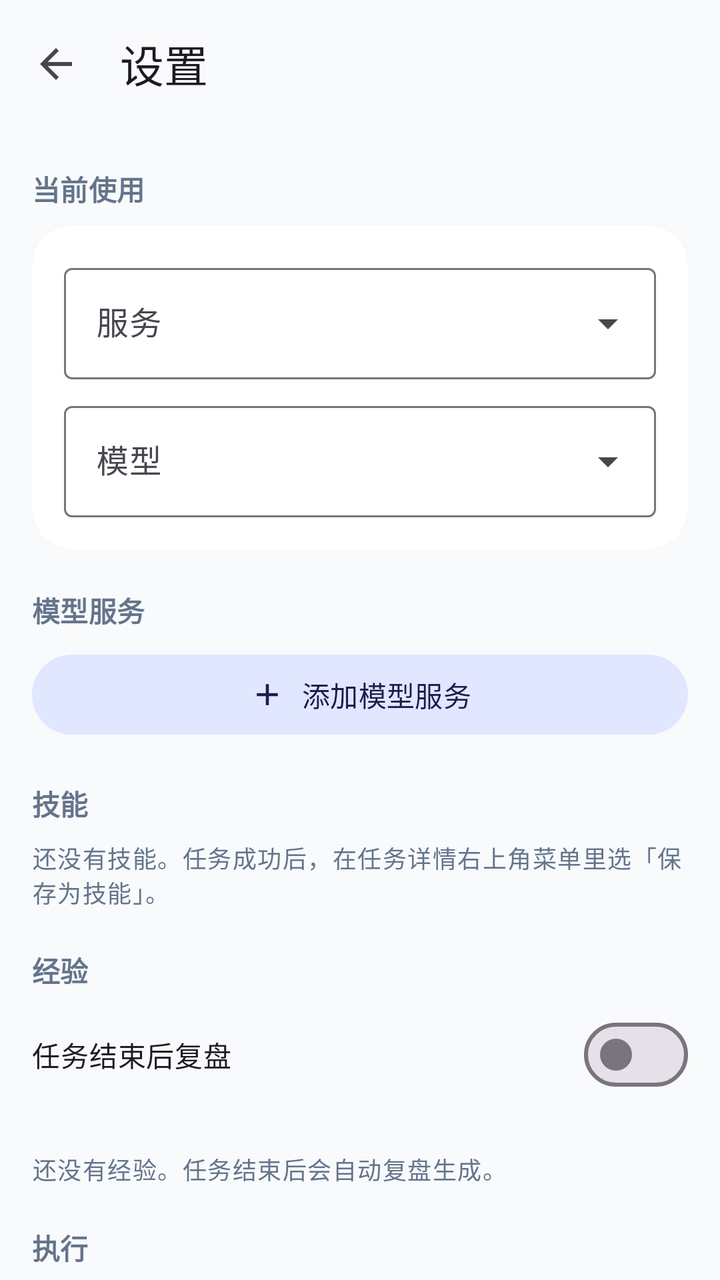
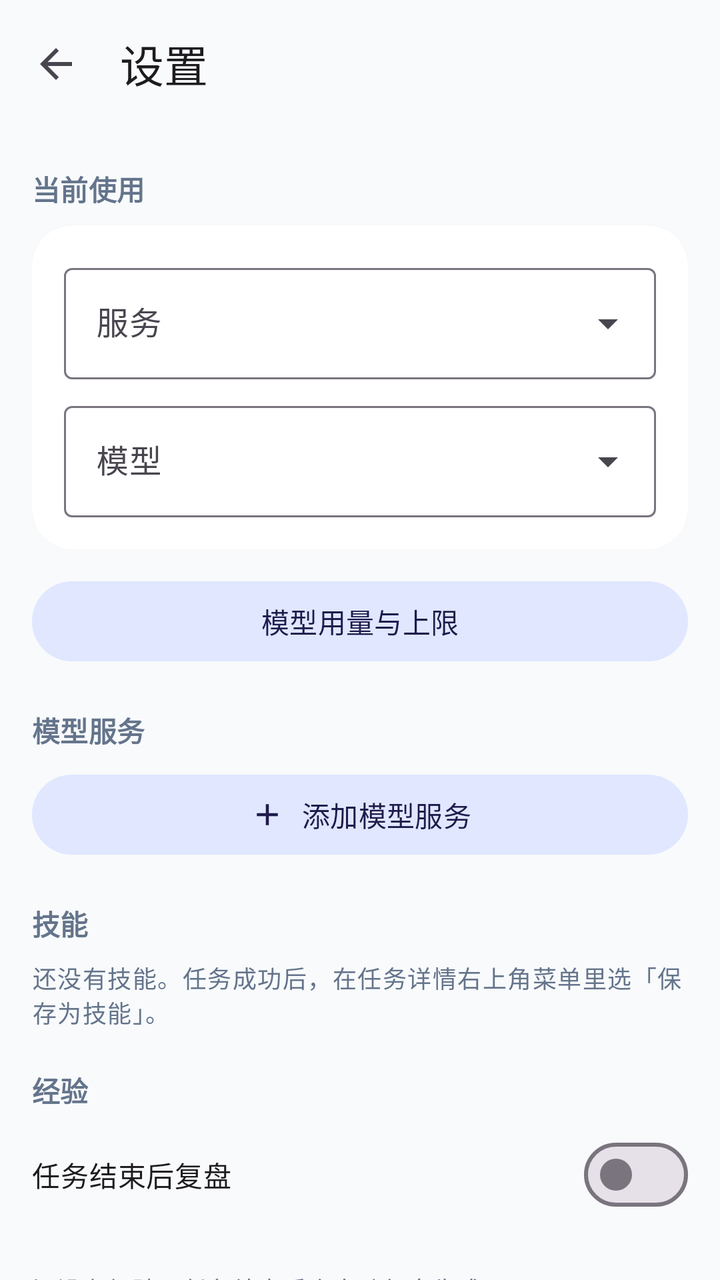

Screens rendered from an Android XML layout before and after an edit, with the pre-edit source and the edit as a unified diff.
<!-- AndroidManifest.xml: application theme Theme.Artemis -->
<!-- res/layout/activity_settings.xml -->
<?xml version="1.0" encoding="utf-8"?>
<LinearLayout xmlns:android="http://schemas.android.com/apk/res/android"
    xmlns:app="http://schemas.android.com/apk/res-auto"
    android:layout_width="match_parent"
    android:layout_height="match_parent"
    android:background="@color/surface"
    android:fitsSystemWindows="true"
    android:orientation="vertical">

    <com.google.android.material.appbar.MaterialToolbar
        android:id="@+id/toolbar"
        android:layout_width="match_parent"
        android:layout_height="?attr/actionBarSize"
        app:navigationIcon="@drawable/ic_back"
        app:title="@string/settings_title" />

    <androidx.core.widget.NestedScrollView
        android:layout_width="match_parent"
        android:layout_height="match_parent">

        <LinearLayout
            android:layout_width="match_parent"
            android:layout_height="wrap_content"
            android:orientation="vertical"
            android:paddingHorizontal="16dp"
            android:paddingBottom="24dp">

            <TextView
                style="@style/SettingsSection"
                android:text="@string/section_active_model" />

            <com.google.android.material.card.MaterialCardView
                android:layout_width="match_parent"
                android:layout_height="wrap_content">

                <LinearLayout
                    android:layout_width="match_parent"
                    android:layout_height="wrap_content"
                    android:orientation="vertical"
                    android:padding="16dp">

                    <com.google.android.material.textfield.TextInputLayout
                        style="@style/Widget.Material3.TextInputLayout.OutlinedBox.ExposedDropdownMenu"
                        android:layout_width="match_parent"
                        android:layout_height="wrap_content"
                        android:hint="@string/label_provider">

                        <com.google.android.material.textfield.MaterialAutoCompleteTextView
                            android:id="@+id/active_provider"
                            android:layout_width="match_parent"
                            android:layout_height="wrap_content"
                            android:inputType="none" />
                    </com.google.android.material.textfield.TextInputLayout>

                    <com.google.android.material.textfield.TextInputLayout
                        style="@style/Widget.Material3.TextInputLayout.OutlinedBox.ExposedDropdownMenu"
                        android:layout_width="match_parent"
                        android:layout_height="wrap_content"
                        android:layout_marginTop="8dp"
                        android:hint="@string/label_model">

                        <com.google.android.material.textfield.MaterialAutoCompleteTextView
                            android:id="@+id/active_model"
                            android:layout_width="match_parent"
                            android:layout_height="wrap_content"
                            android:inputType="none" />
                    </com.google.android.material.textfield.TextInputLayout>
                </LinearLayout>
            </com.google.android.material.card.MaterialCardView>

            <TextView
                style="@style/SettingsSection"
                android:text="@string/section_models" />

            <LinearLayout
                android:id="@+id/providers"
                android:layout_width="match_parent"
                android:layout_height="wrap_content"
                android:orientation="vertical" />

            <com.google.android.material.button.MaterialButton
                android:id="@+id/add_provider"
                style="@style/Widget.Material3.Button.TonalButton"
                android:layout_width="match_parent"
                android:layout_height="wrap_content"
                android:text="@string/add_provider"
                app:icon="@drawable/ic_add"
                app:iconGravity="textStart" />

            <TextView
                style="@style/SettingsSection"
                android:text="@string/section_skills" />

            <LinearLayout
                android:id="@+id/skills"
                android:layout_width="match_parent"
                android:layout_height="wrap_content"
                android:orientation="vertical" />

            <TextView
                android:id="@+id/skills_empty"
                android:layout_width="match_parent"
                android:layout_height="wrap_content"
                android:text="@string/skills_empty"
                android:textAppearance="@style/TextAppearance.Artemis.Caption" />

            <TextView
                style="@style/SettingsSection"
                android:text="@string/section_lessons" />

            <com.google.android.material.materialswitch.MaterialSwitch
                android:id="@+id/switch_reflect"
                android:layout_width="match_parent"
                android:layout_height="wrap_content"
                android:text="@string/setting_reflect" />

            <TextView
                android:id="@+id/reflect_hint"
                android:layout_width="match_parent"
                android:layout_height="wrap_content"
                android:layout_marginBottom="8dp"
                android:textAppearance="@style/TextAppearance.Artemis.Caption" />

            <LinearLayout
                android:id="@+id/lessons"
                android:layout_width="match_parent"
                android:layout_height="wrap_content"
                android:orientation="vertical" />

            <TextView
                android:id="@+id/lessons_empty"
                android:layout_width="match_parent"
                android:layout_height="wrap_content"
                android:text="@string/lessons_empty"
                android:textAppearance="@style/TextAppearance.Artemis.Caption" />

            <TextView
                style="@style/SettingsSection"
                android:text="@string/section_run" />

            <com.google.android.material.card.MaterialCardView
                android:layout_width="match_parent"
                android:layout_height="wrap_content">

                <LinearLayout
                    android:layout_width="match_parent"
                    android:layout_height="wrap_content"
                    android:orientation="vertical"
                    android:padding="16dp">

                    <com.google.android.material.textfield.TextInputLayout
                        android:id="@+id/max_steps_layout"
                        style="@style/Widget.Material3.TextInputLayout.OutlinedBox"
                        android:layout_width="match_parent"
                        android:layout_height="wrap_content"
                        android:hint="@string/max_steps"
                        app:helperText="@string/max_steps_hint">

                        <com.google.android.material.textfield.TextInputEditText
                            android:id="@+id/max_steps"
                            android:layout_width="match_parent"
                            android:layout_height="wrap_content"
                            android:inputType="number"
                            android:maxLength="4" />
                    </com.google.android.material.textfield.TextInputLayout>

                    <com.google.android.material.materialswitch.MaterialSwitch
                        android:id="@+id/switch_screenshot"
                        android:layout_width="match_parent"
                        android:layout_height="wrap_content"
                        android:layout_marginTop="12dp"
                        android:text="@string/setting_screenshot" />

                    <TextView
                        android:layout_width="match_parent"
                        android:layout_height="wrap_content"
                        android:text="@string/setting_screenshot_hint"
                        android:textAppearance="@style/TextAppearance.Artemis.Caption" />

                    <com.google.android.material.materialswitch.MaterialSwitch
                        android:id="@+id/switch_bubble"
                        android:layout_width="match_parent"
                        android:layout_height="wrap_content"
                        android:layout_marginTop="12dp"
                        android:text="@string/setting_bubble" />

                    <TextView
                        android:layout_width="match_parent"
                        android:layout_height="wrap_content"
                        android:text="@string/setting_bubble_hint"
                        android:textAppearance="@style/TextAppearance.Artemis.Caption" />

                    <com.google.android.material.materialswitch.MaterialSwitch
                        android:id="@+id/switch_confirm"
                        android:layout_width="match_parent"
                        android:layout_height="wrap_content"
                        android:layout_marginTop="12dp"
                        android:text="@string/setting_confirm" />

                    <TextView
                        android:layout_width="match_parent"
                        android:layout_height="wrap_content"
                        android:text="@string/setting_confirm_hint"
                        android:textAppearance="@style/TextAppearance.Artemis.Caption" />

                    <com.google.android.material.materialswitch.MaterialSwitch
                        android:id="@+id/switch_voice"
                        android:layout_width="match_parent"
                        android:layout_height="wrap_content"
                        android:layout_marginTop="12dp"
                        android:text="@string/setting_voice" />

                    <TextView
                        android:layout_width="match_parent"
                        android:layout_height="wrap_content"
                        android:text="@string/setting_voice_hint"
                        android:textAppearance="@style/TextAppearance.Artemis.Caption" />
                </LinearLayout>
            </com.google.android.material.card.MaterialCardView>

            <TextView
                style="@style/SettingsSection"
                android:text="@string/section_language" />

            <com.google.android.material.textfield.TextInputLayout
                style="@style/Widget.Material3.TextInputLayout.OutlinedBox.ExposedDropdownMenu"
                android:layout_width="match_parent"
                android:layout_height="wrap_content">

                <com.google.android.material.textfield.MaterialAutoCompleteTextView
                    android:id="@+id/language"
                    android:layout_width="match_parent"
                    android:layout_height="wrap_content"
                    android:inputType="none" />
            </com.google.android.material.textfield.TextInputLayout>

            <TextView
                style="@style/SettingsSection"
                android:text="@string/section_mcp" />

            <com.google.android.material.card.MaterialCardView
                android:layout_width="match_parent"
                android:layout_height="wrap_content">

                <LinearLayout
                    android:layout_width="match_parent"
                    android:layout_height="wrap_content"
                    android:orientation="vertical"
                    android:padding="16dp">

                    <com.google.android.material.materialswitch.MaterialSwitch
                        android:id="@+id/switch_mcp"
                        android:layout_width="match_parent"
                        android:layout_height="wrap_content"
                        android:text="@string/setting_mcp" />

                    <TextView
                        android:id="@+id/mcp_hint"
                        android:layout_width="match_parent"
                        android:layout_height="wrap_content"
                        android:textAppearance="@style/TextAppearance.Artemis.Caption" />

                    <LinearLayout
                        android:id="@+id/mcp_details"
                        android:layout_width="match_parent"
                        android:layout_height="wrap_content"
                        android:orientation="vertical">

                        <com.google.android.material.materialswitch.MaterialSwitch
                            android:id="@+id/switch_mcp_lan"
                            android:layout_width="match_parent"
                            android:layout_height="wrap_content"
                            android:layout_marginTop="12dp"
                            android:text="@string/setting_mcp_lan" />

                        <TextView
                            android:layout_width="match_parent"
                            android:layout_height="wrap_content"
                            android:text="@string/setting_mcp_lan_hint"
                            android:textAppearance="@style/TextAppearance.Artemis.Caption" />

                        <TextView
                            android:id="@+id/mcp_address"
                            android:layout_width="match_parent"
                            android:layout_height="wrap_content"
                            android:layout_marginTop="12dp"
                            android:fontFamily="monospace"
                            android:textAppearance="?attr/textAppearanceBodySmall"
                            android:textColor="@color/text_primary"
                            android:textIsSelectable="true" />

                        <TextView
                            android:id="@+id/mcp_error"
                            android:layout_width="match_parent"
                            android:layout_height="wrap_content"
                            android:layout_marginTop="4dp"
                            android:textAppearance="?attr/textAppearanceBodySmall"
                            android:textColor="@color/danger"
                            android:visibility="gone" />

                        <LinearLayout
                            android:layout_width="match_parent"
                            android:layout_height="wrap_content"
                            android:layout_marginTop="8dp"
                            android:gravity="center_vertical"
                            android:orientation="horizontal">

                            <TextView
                                android:layout_width="0dp"
                                android:layout_height="wrap_content"
                                android:layout_weight="1"
                                android:text="@string/mcp_token"
                                android:textAppearance="?attr/textAppearanceBodyLarge"
                                android:textColor="@color/text_primary" />

                            <com.google.android.material.button.MaterialButton
                                android:id="@+id/mcp_copy_token"
                                style="@style/Widget.Material3.Button.TextButton"
                                android:layout_width="wrap_content"
                                android:layout_height="wrap_content"
                                android:text="@string/mcp_copy_token" />

                            <com.google.android.material.button.MaterialButton
                                android:id="@+id/mcp_regenerate"
                                style="@style/Widget.Material3.Button.TextButton"
                                android:layout_width="wrap_content"
                                android:layout_height="wrap_content"
                                android:text="@string/mcp_regenerate" />
                        </LinearLayout>

                        <com.google.android.material.button.MaterialButton
                            android:id="@+id/mcp_copy_command"
                            style="@style/Widget.Material3.Button.TonalButton"
                            android:layout_width="match_parent"
                            android:layout_height="wrap_content"
                            android:layout_marginTop="4dp"
                            android:text="@string/mcp_copy_command" />
                    </LinearLayout>
                </LinearLayout>
            </com.google.android.material.card.MaterialCardView>

            <TextView
                style="@style/SettingsSection"
                android:text="@string/section_permissions" />

            <com.google.android.material.card.MaterialCardView
                android:id="@+id/a11y_row"
                android:layout_width="match_parent"
                android:layout_height="wrap_content"
                android:clickable="true"
                android:focusable="true">

                <LinearLayout
                    android:layout_width="match_parent"
                    android:layout_height="wrap_content"
                    android:gravity="center_vertical"
                    android:orientation="horizontal"
                    android:padding="16dp">

                    <TextView
                        android:layout_width="0dp"
                        android:layout_height="wrap_content"
                        android:layout_weight="1"
                        android:text="@string/perm_a11y"
                        android:textAppearance="?attr/textAppearanceBodyLarge"
                        android:textColor="@color/text_primary" />

                    <TextView
                        android:id="@+id/a11y_state"
                        android:layout_width="wrap_content"
                        android:layout_height="wrap_content"
                        android:textAppearance="?attr/textAppearanceLabelLarge" />

                    <ImageView
                        android:layout_width="20dp"
                        android:layout_height="20dp"
                        android:layout_marginStart="8dp"
                        android:importantForAccessibility="no"
                        android:src="@drawable/ic_chevron"
                        app:tint="@color/text_secondary" />
                </LinearLayout>
            </com.google.android.material.card.MaterialCardView>

            <TextView
                style="@style/SettingsSection"
                android:text="@string/section_data" />

            <com.google.android.material.button.MaterialButton
                android:id="@+id/clear_history"
                style="@style/Widget.Material3.Button.OutlinedButton"
                android:layout_width="match_parent"
                android:layout_height="wrap_content"
                android:text="@string/clear_history"
                android:textColor="@color/danger"
                app:icon="@drawable/ic_delete"
                app:iconGravity="textStart"
                app:iconTint="@color/danger" />
        </LinearLayout>
    </androidx.core.widget.NestedScrollView>
</LinearLayout>
<!-- resources referenced by this layout -->
<resources>
  <color name="danger">#DC2626</color>
  <color name="surface">#F8FAFC</color>
  <color name="text_primary">#0F172A</color>
  <color name="text_secondary">#64748B</color>
  <!-- drawable ic_add (drawable) -->
  <vector xmlns:android="http://schemas.android.com/apk/res/android"
      android:width="24dp" android:height="24dp" android:viewportWidth="24" android:viewportHeight="24" android:tint="?attr/colorControlNormal">
      <path android:fillColor="#FF000000" android:pathData="M19,13h-6v6h-2v-6H5v-2h6V5h2v6h6v2z"/>
  </vector>
  <!-- drawable ic_chevron (drawable) -->
  <vector xmlns:android="http://schemas.android.com/apk/res/android"
      android:width="24dp" android:height="24dp" android:viewportWidth="24" android:viewportHeight="24" android:tint="?attr/colorControlNormal">
      <path android:fillColor="#FF000000" android:pathData="M10,6L8.59,7.41 13.17,12l-4.58,4.59L10,18l6,-6z"/>
  </vector>
  <string name="add_provider">添加模型服务</string>
  <string name="clear_history">清空任务记录</string>
  <string name="label_model">模型</string>
  <string name="label_provider">服务</string>
  <string name="lessons_empty">还没有经验。任务结束后会自动复盘生成。</string>
  <string name="max_steps">最大步数</string>
  <string name="max_steps_hint">0 表示不限（默认），可以随时停止</string>
  <string name="mcp_copy_command">复制 Claude Code 接入命令</string>
  <string name="mcp_copy_token">复制令牌</string>
  <string name="mcp_regenerate">重新生成</string>
  <string name="mcp_token">访问令牌</string>
  <string name="perm_a11y">无障碍服务</string>
  <string name="section_active_model">当前使用</string>
  <string name="section_data">数据</string>
  <string name="section_language">语言</string>
  <string name="section_lessons">经验</string>
  <string name="section_mcp">MCP 服务</string>
  <string name="section_models">模型服务</string>
  <string name="section_permissions">权限</string>
  <string name="section_run">执行</string>
  <string name="section_skills">技能</string>
  <string name="setting_bubble">悬浮球</string>
  <string name="setting_bubble_hint">在任意界面显示进度、停止任务、发起新任务</string>
  <string name="setting_confirm">敏感操作前确认</string>
  <string name="setting_confirm_hint">发送消息、打电话、付款、购买、删除、发布、邀请、修改设置之前，先在屏幕底部请你确认；3 分钟没有回答就不执行。</string>
  <string name="setting_mcp">开启 MCP 服务</string>
  <string name="setting_mcp_lan">允许局域网访问</string>
  <string name="setting_mcp_lan_hint">关闭时只监听本机，电脑要先用 adb forward 连接。打开后同一网络里的设备可以直接连接，但走的是明文 HTTP。</string>
  <string name="setting_reflect">任务结束后复盘</string>
  <string name="setting_screenshot">发送截图</string>
  <string name="setting_screenshot_hint">关闭后只发送界面元素列表（模型不支持图片时使用）</string>
  <string name="setting_voice">语音唤醒</string>
  <string name="setting_voice_hint">说“你好阿特”唤醒，然后说出任务。识别在手机上离线完成，开启后麦克风常开。</string>
  <string name="settings_title">设置</string>
  <string name="skills_empty">还没有技能。任务成功后，在任务详情右上角菜单里选「保存为技能」。</string>
  <style name="TextAppearance.Artemis.Caption" parent="TextAppearance.Material3.LabelMedium">
          <item name="android:textColor">@color/text_secondary</item>
      </style>
  <style name="TextAppearance.Artemis.Section" parent="TextAppearance.Material3.TitleSmall">
          <item name="android:textColor">@color/text_secondary</item>
          <item name="android:textStyle">bold</item>
      </style>
  <color name="brand">#4F46E5</color>
  <color name="brand_container">#E0E7FF</color>
  <color name="on_brand_container">#1E1B4B</color>
  <color name="surface_card">#FFFFFF</color>
  <color name="outline">#E2E8F0</color>
  <style name="Widget.Artemis.Card" parent="Widget.Material3.CardView.Elevated">
          <item name="cardBackgroundColor">@color/surface_card</item>
          <item name="cardCornerRadius">20dp</item>
          <item name="cardElevation">1dp</item>
      </style>
  <!-- unchanged entries left out for length: 4 -->
</resources>

<!-- the commit's change to res/layout/activity_settings.xml (unified diff, before → after) -->
@@ -67,6 +67,14 @@
                     </com.google.android.material.textfield.TextInputLayout>
                 </LinearLayout>
             </com.google.android.material.card.MaterialCardView>
+
+            <com.google.android.material.button.MaterialButton
+                android:id="@+id/open_usage"
+                style="@style/Widget.Material3.Button.TonalButton"
+                android:layout_width="match_parent"
+                android:layout_height="wrap_content"
+                android:layout_marginTop="12dp"
+                android:text="@string/usage_open" />
 
             <TextView
                 style="@style/SettingsSection"
<!-- resource entries referenced after the edit -->
@@ -20,7 +20,7 @@
   <string name="label_provider">服务</string>
   <string name="lessons_empty">还没有经验。任务结束后会自动复盘生成。</string>
   <string name="max_steps">最大步数</string>
-  <string name="max_steps_hint">0 表示不限（默认），可以随时停止</string>
+  <string name="max_steps_hint">默认 50 步，0 表示不限；执行中可以随时停止</string>
   <string name="mcp_copy_command">复制 Claude Code 接入命令</string>
   <string name="mcp_copy_token">复制令牌</string>
   <string name="mcp_regenerate">重新生成</string>
@@ -49,6 +49,7 @@
   <string name="setting_voice_hint">说“你好阿特”唤醒，然后说出任务。识别在手机上离线完成，开启后麦克风常开。</string>
   <string name="settings_title">设置</string>
   <string name="skills_empty">还没有技能。任务成功后，在任务详情右上角菜单里选「保存为技能」。</string>
+  <string name="usage_open">模型用量与上限</string>
   <style name="TextAppearance.Artemis.Caption" parent="TextAppearance.Material3.LabelMedium">
           <item name="android:textColor">@color/text_secondary</item>
       </style>
